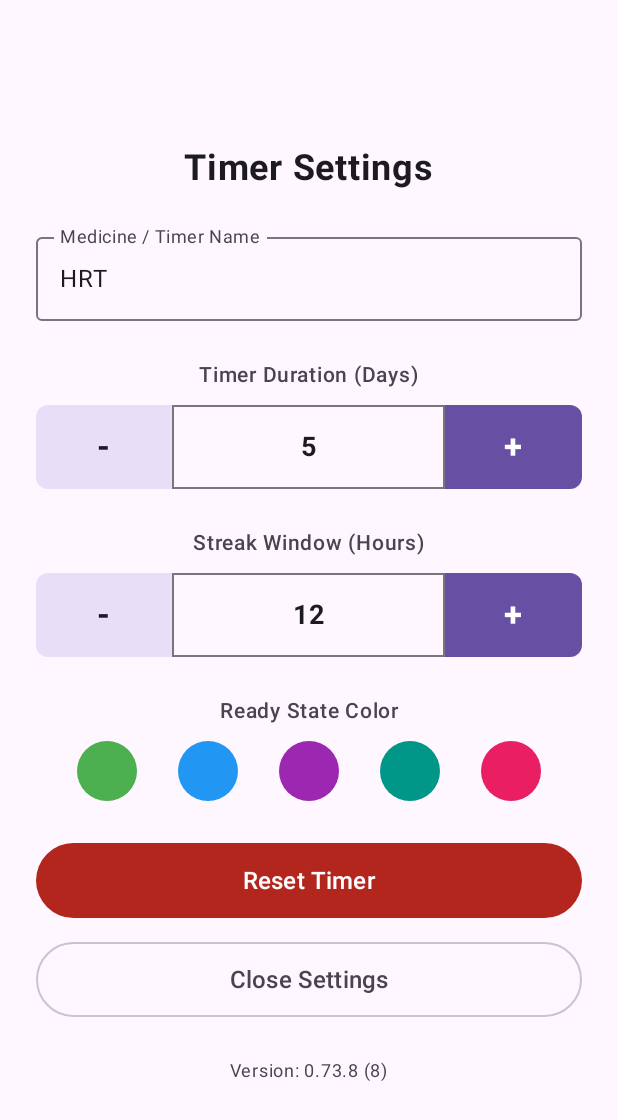
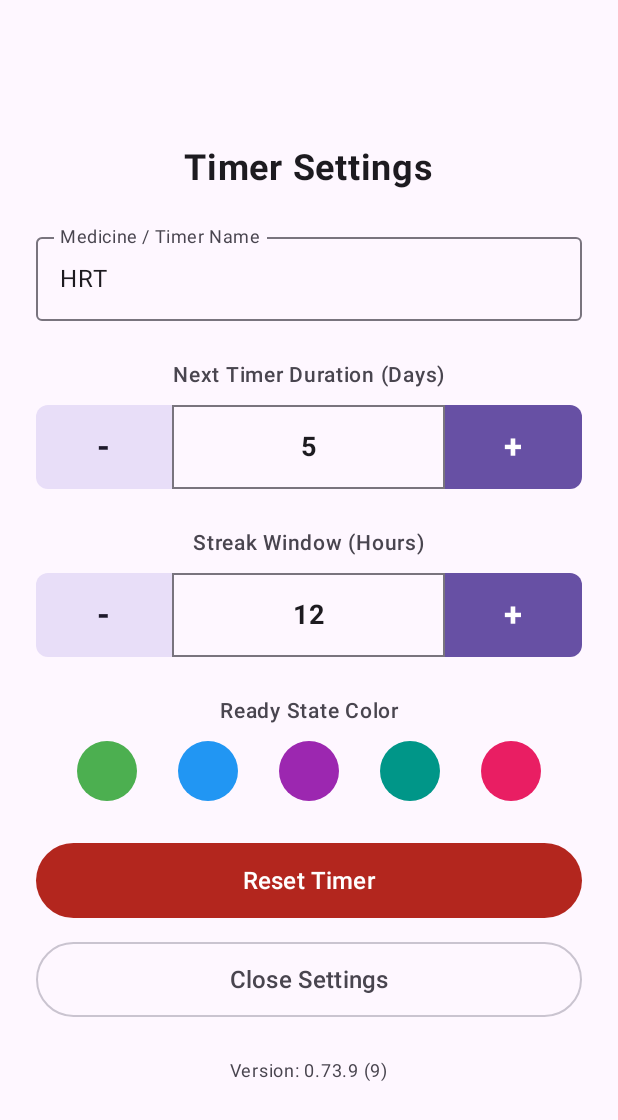
Before and after one commit to overripe-peach/hrt-timer, an Android app built with Jetpack Compose: the SettingsActivity screen opened directly, with no data from a screen before it, on a phone screen of 412 x 824 dp. Shown: the top 1120 px of the screen. Run offline under Robolectric (Android 15) with nearby library versions, the phone set to English and light mode, and no system bars.

Commit message:
-changed Timer Duration to "Next Timer Duration"

```diff
--- a/app/build.gradle.kts
+++ b/app/build.gradle.kts
@@ -21,8 +21,8 @@ android {
         applicationId = "com.gayoddities.hrttimer"
         minSdk = 24
         targetSdk = 37
-        versionCode = 8
-        versionName = "0.73.8"
+        versionCode = 9
+        versionName = "0.73.9"
 
         testInstrumentationRunner = "androidx.test.runner.AndroidJUnitRunner"
     }
--- a/app/src/main/java/com/gayoddities/hrttimer/SettingsActivity.kt
+++ b/app/src/main/java/com/gayoddities/hrttimer/SettingsActivity.kt
@@ -192,9 +192,9 @@ fun SettingsScreen(
     }
 
     val tierLabelText = when (currentTier) {
-        "MINUTES" -> "Timer Duration (Minutes)"
-        "HOURS" -> "Timer Duration (Hours)"
-        else -> "Timer Duration (Days)"
+        "MINUTES" -> "Next Timer Duration (Minutes)"
+        "HOURS" -> "Next Timer Duration (Hours)"
+        else -> "Next Timer Duration (Days)"
     }
 
     // Determine initial unit tier for streak window
```
